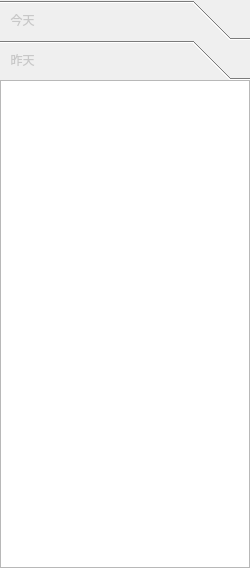
This is MicroLib/MicroLib/Dialogs/msgwidget.ui in lileimt/MicroLib as Qt 5 draws it before an edit. The edited form follows.
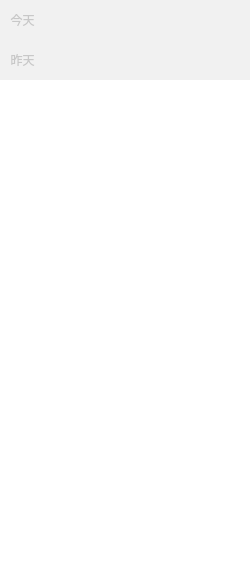
This is the edited form. Custom widgets are drawn as their Qt base class.

```diff
--- a/MicroLib/MicroLib/Dialogs/msgwidget.ui
+++ b/MicroLib/MicroLib/Dialogs/msgwidget.ui
@@ -18,7 +18,11 @@
 QToolBox::tab {  
 	font: 75 14pt &quot;微软雅黑&quot;;
 	color:#c8c8c8;
-}  </string>
+	background:#f1f1f1;
+}  
+QListWidget#listWidget1,QListWidget#listWidget2{
+	border:none;
+}</string>
   </property>
   <layout class="QHBoxLayout" name="horizontalLayout_3">
    <property name="spacing">
```
